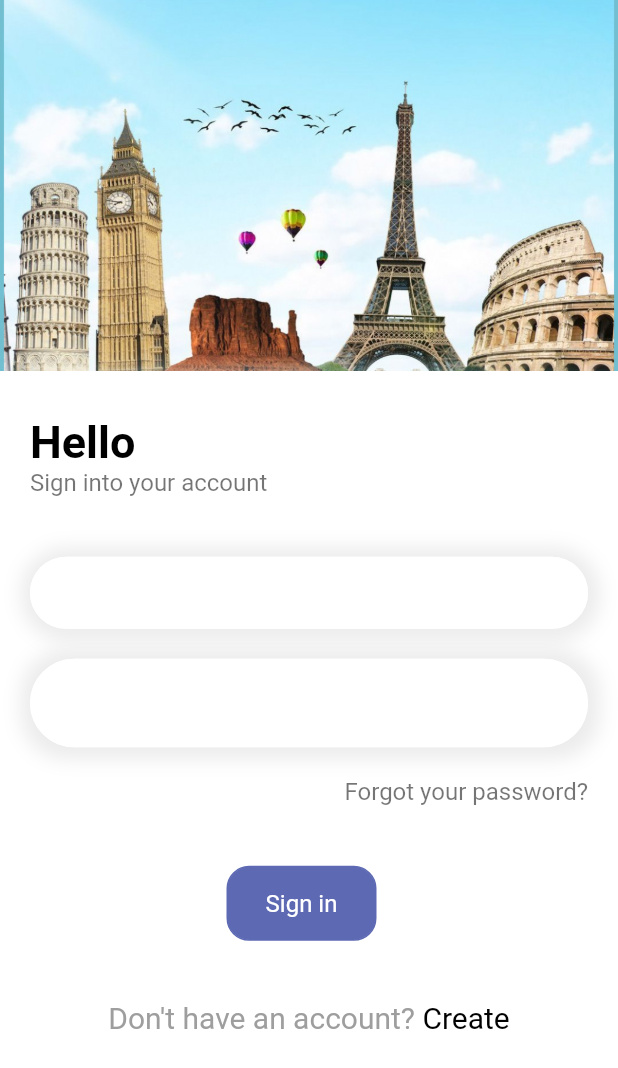
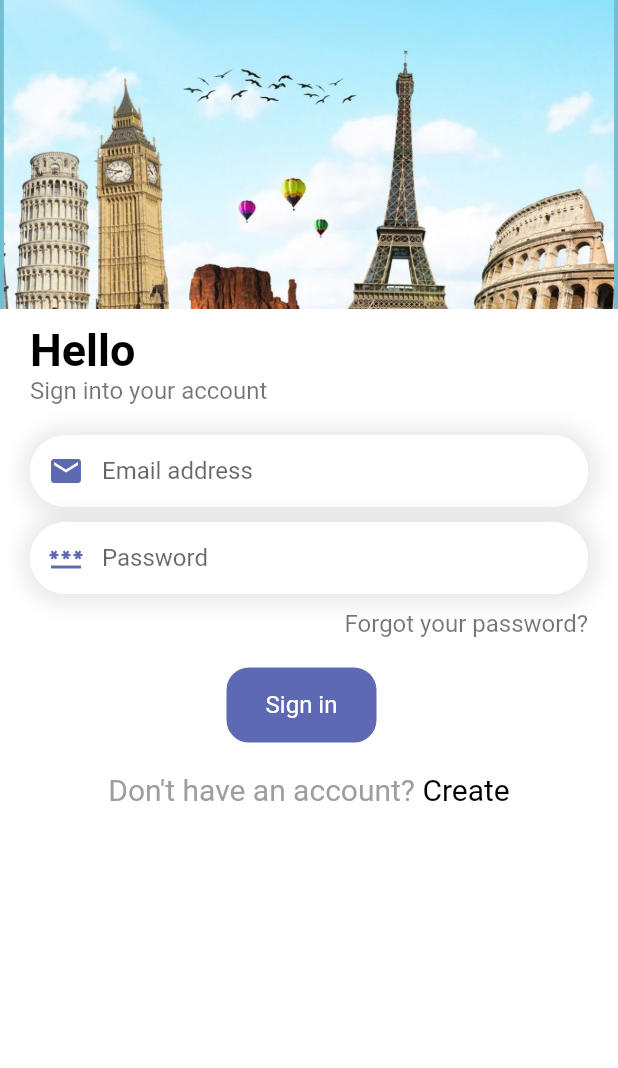
Before and after one commit to jewel-rana/travel-app-flutter, a Flutter app: the Login screen opened directly, on a phone screen of 412 x 824 dp. Shown: the top 1068 px of the screen. Run offline on Flutter 3.47's test engine with Material 2 defaults, Android fonts, the phone set to English and light mode, and no system bars; our stand-ins replace bloc, equatable, flutter_bloc.

Commit message:
Keyboard overflow on form bug fix

```diff
--- a/lib/pages/login.dart
+++ b/lib/pages/login.dart
@@ -19,18 +19,20 @@ class _LoginState extends State<Login> {
     double h = MediaQuery.of(context).size.height;
     return Scaffold(
       backgroundColor: Colors.white,
-      body: Column(
+      body: SingleChildScrollView(
+        physics: const BouncingScrollPhysics(),
+        child: Column(
           children: [
             Container(
               width: w,
-            height: h * .3,
+              height: h * .25,
               decoration: const BoxDecoration(
                   image: DecorationImage(
                       image: AssetImage("img/welcome-three.jpg"),
                       fit: BoxFit.cover)),
             ),
             const SizedBox(
-            height: 30,
+              height: 10,
             ),
             Container(
               margin: const EdgeInsets.only(left: 20, right: 20),
@@ -41,7 +43,7 @@ class _LoginState extends State<Login> {
                   AppLargeText(text: "Hello"),
                   AppText(text: "Sign into your account"),
                   const SizedBox(
-                  height: 40,
+                    height: 20,
                   ),
                   Container(
                     decoration: BoxDecoration(
@@ -56,7 +58,9 @@ class _LoginState extends State<Login> {
                         ]),
                     child: TextField(
                       decoration: InputDecoration(
-                        contentPadding: EdgeInsets.only(left: 10, right: 10),
+                          hintText: "Email address",
+                          prefixIcon: const Icon(Icons.email, color: AppColors.mainColor,),
+                          contentPadding: const EdgeInsets.only(left: 10, right: 10),
                           focusedBorder: OutlineInputBorder(
                               borderRadius: BorderRadius.circular(30),
                               borderSide: const BorderSide(
@@ -74,7 +78,7 @@ class _LoginState extends State<Login> {
                     ),
                   ),
                   const SizedBox(
-                  height: 20,
+                    height: 10,
                   ),
                   Container(
                     decoration: BoxDecoration(
@@ -89,6 +93,9 @@ class _LoginState extends State<Login> {
                         ]),
                     child: TextField(
                       decoration: InputDecoration(
+                        hintText: "Password",
+                          prefixIcon: const Icon(Icons.password, color: AppColors.mainColor,),
+                          contentPadding: const EdgeInsets.only(left: 10, right: 10),
                           focusedBorder: OutlineInputBorder(
                               borderRadius: BorderRadius.circular(30),
                               borderSide: const BorderSide(
@@ -106,7 +113,7 @@ class _LoginState extends State<Login> {
                     ),
                   ),
                   const SizedBox(
-                  height: 20,
+                    height: 10,
                   ),
                   Row(
                     children: [
@@ -118,7 +125,7 @@ class _LoginState extends State<Login> {
               ),
             ),
             const SizedBox(
-            height: 40,
+              height: 20,
             ),
             Button(
               width: 100,
@@ -129,7 +136,7 @@ class _LoginState extends State<Login> {
               text: "Sign in",
             ),
             const SizedBox(
-            height: 40,
+              height: 20,
             ),
             RichText(
                 text: TextSpan(
@@ -145,9 +152,10 @@ class _LoginState extends State<Login> {
                       )
                     ])),
             const SizedBox(
-            height: 40,
+              height: 10,
             ),
           ],
+        ),
       ),
     );
   }
```
Lines whose indentation alone changed are shown as unchanged.
